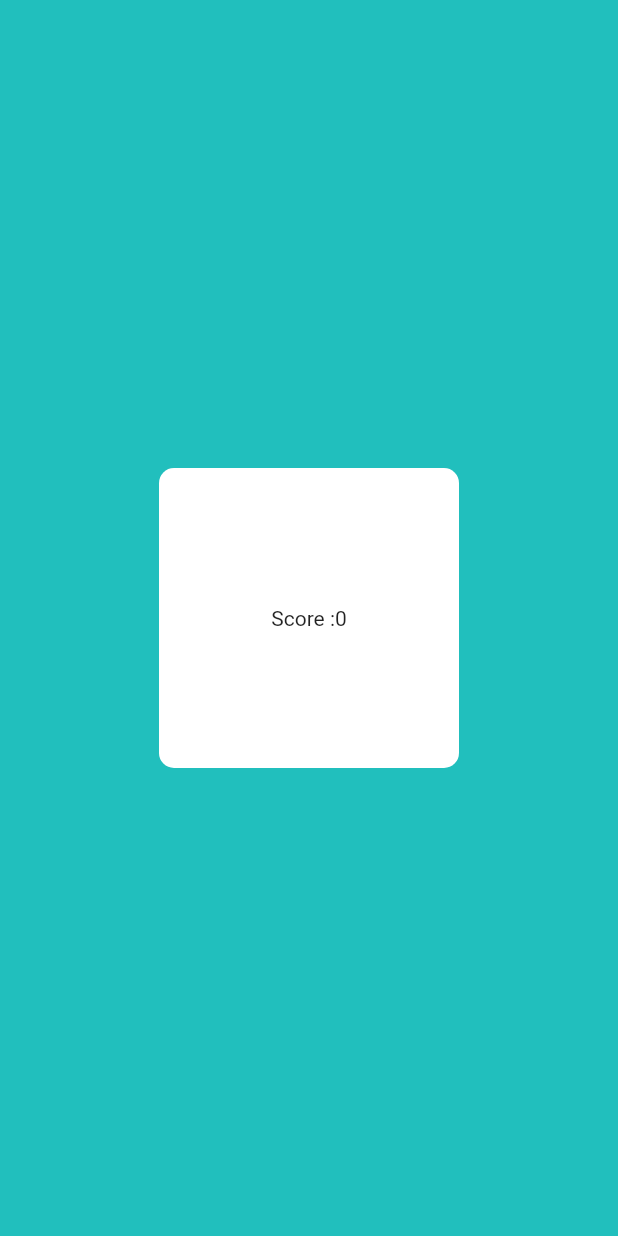
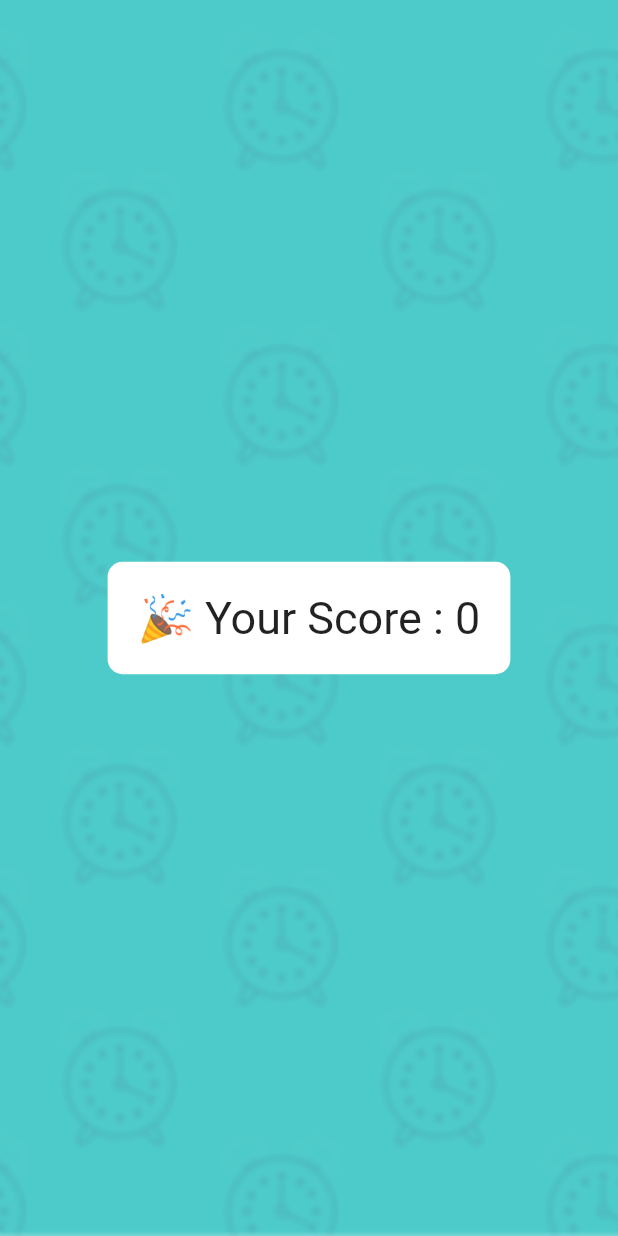
Before and after one commit to sonalsk/RememberME, a Flutter app: the ScorePage screen opened directly, on a phone screen of 412 x 824 dp. Run offline on Flutter 3.47's test engine with Material 2 defaults, Android fonts, the phone set to English and light mode, and no system bars; our stand-ins replace carousel_slider, google_fonts, page_transition, simple_animations; Roboto replaces fonts that are missing (Signika).

Commit message:
Changed Aesthetics

```diff
--- a/alzheimers_game/lib/games/Clock_game.dart
+++ b/alzheimers_game/lib/games/Clock_game.dart
@@ -238,12 +238,12 @@ class ScorePage extends StatelessWidget {
     return Scaffold(
       backgroundColor: primaryTeal,
       body: Container(
-          // decoration: BoxDecoration(
-          //     image: DecorationImage(
-          //         image: AssetImage("assets/images/ClockBG.png"),
-          //         fit: BoxFit.fill
-          //     )
-          // ),
+          decoration: BoxDecoration(
+              image: DecorationImage(
+                  image: AssetImage("assets/images/ClockBG.png"),
+                  fit: BoxFit.cover
+              )
+          ),
           child: Row(
         mainAxisAlignment: MainAxisAlignment.spaceAround,
         crossAxisAlignment: CrossAxisAlignment.center,
@@ -261,10 +261,15 @@ class ScorePage extends StatelessWidget {
                         bottomRight: const Radius.circular(10.0),
                       ),
                       color: Colors.white),
-                  height: 200,
-                  width: 200,
-                  child: Center(
-                    child: Text("Score :" + FINAL_SCORE.toString()),
+                  child: Padding(
+                    padding: const EdgeInsets.all(20.0),
+                    child: Center(
+                      child: Text("🎉 Your Score : " + FINAL_SCORE.toString(),
+                      style: GoogleFonts.signika(
+                        fontSize: 30,
+
+                      )),
+                    ),
                   ))
             ],
           )
@@ -284,7 +289,7 @@ class _ClockGameState extends State<ClockGame> {
         decoration: BoxDecoration(
           image: DecorationImage(
             image: AssetImage("assets/images/ClockBG.png"),
-            fit: BoxFit.fill
+            fit: BoxFit.cover
           )
         ),
         child: Padding(
--- a/alzheimers_game/lib/main.dart
+++ b/alzheimers_game/lib/main.dart
@@ -8,7 +8,6 @@ void main() {
 }
 
 class RememberME extends StatelessWidget {
-  // This widget is the root of your application.
   @override
   Widget build(BuildContext context) {
     return MaterialApp(
```
Also changed, not shown: alzheimers_game/lib/screens/splashscreen.dart (+6 -3 lines), alzheimers_game/assets/images/ClockBG.png.
